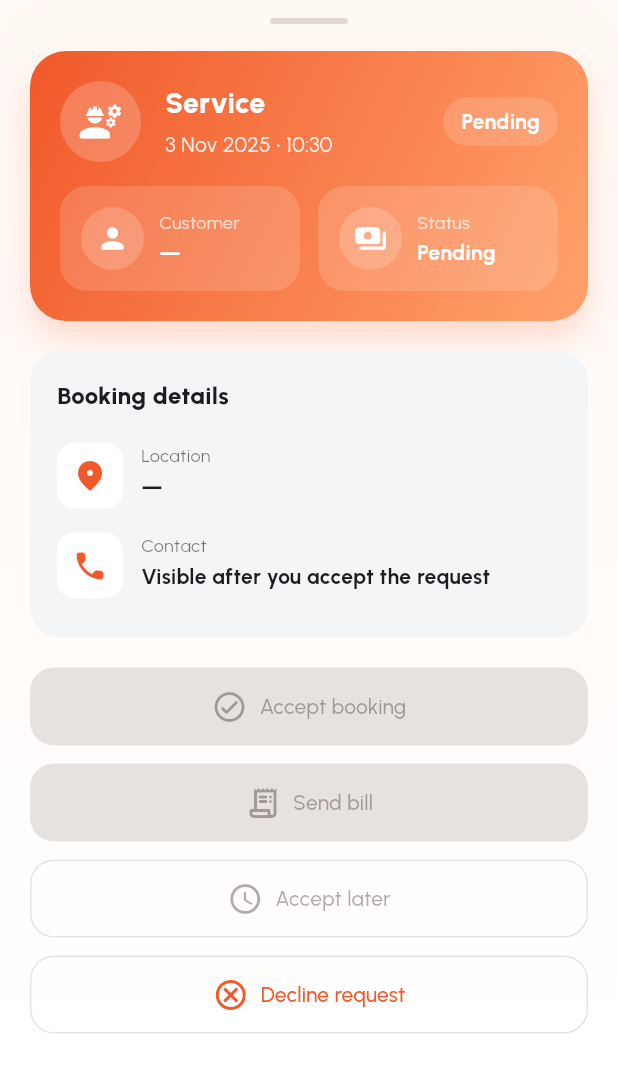
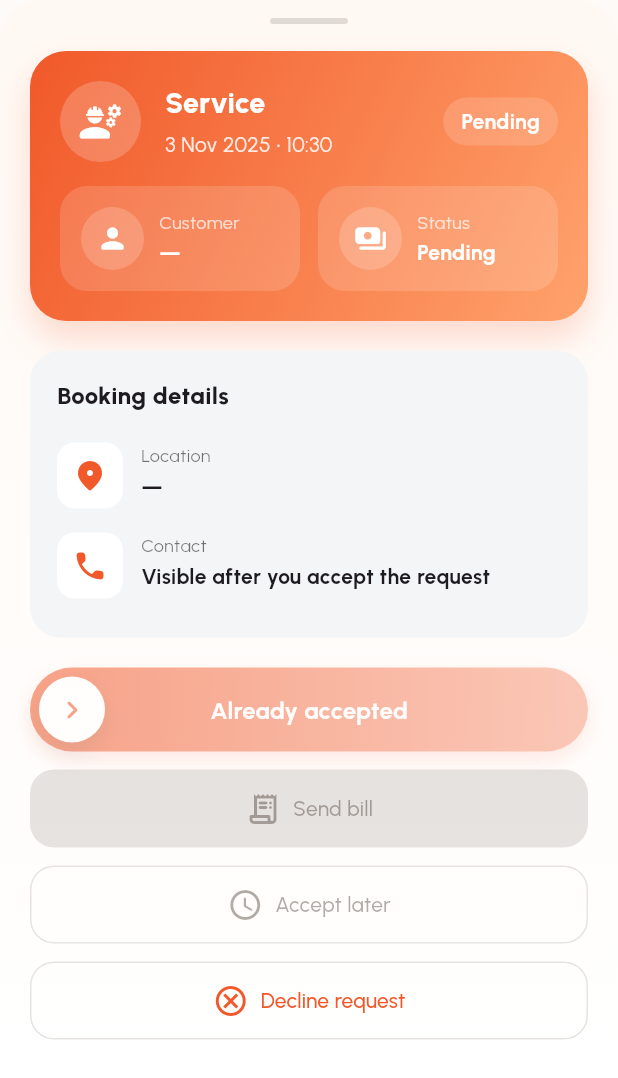
Before and after one commit to cosammalaika/Fixitzed-Fixer-App, a Flutter app: the _FixerBookingSheet widget shown alone on an empty page, opened directly with empty values, on a phone screen of 412 x 824 dp. Shown: the top 1078 px of the screen. Run offline on Flutter 3.47's test engine with Material 3 defaults, Android fonts, the phone set to English and light mode, and no system bars; our stand-ins replace connectivity_plus, file_picker, flutter_local_notifications, flutter_riverpod, google_fonts, image_picker and 2 more; accounts and stored records are empty; network calls fail.

Commit message:
important change update to app

```diff
--- a/lib/screens/bookings/booking_detail_screen.dart
+++ b/lib/screens/bookings/booking_detail_screen.dart
@@ -2,6 +2,7 @@ import 'dart:convert';
 
 import 'package:fixitzed_fixer_app/services/fixer_service.dart';
 import 'package:fixitzed_fixer_app/ui/snack.dart';
+import 'package:fixitzed_fixer_app/widgets/swipe_action_button.dart';
 import 'package:flutter/material.dart';
 import 'package:google_fonts/google_fonts.dart';
 import 'package:intl/intl.dart';
@@ -217,11 +218,11 @@ class _FixerBookingSheetState extends State<_FixerBookingSheet> {
     setState(() => _processing = value);
   }
 
-  Future<void> _acceptRequest() async {
+  Future<bool> _acceptRequest() async {
     await _setProcessing(true);
     final ok = await widget.fixerService.acceptRequest(_requestId);
     await _setProcessing(false);
-    if (!mounted) return;
+    if (!mounted) return ok;
     AppSnack.show(
       context,
       message: ok ? 'Request accepted' : 'Failed to accept request',
@@ -235,6 +236,7 @@ class _FixerBookingSheetState extends State<_FixerBookingSheet> {
       );
       Navigator.of(context).pop(true);
     }
+    return ok;
   }
 
   Future<void> _cancelRequest() async {
@@ -833,19 +835,16 @@ class _FixerBookingSheetState extends State<_FixerBookingSheet> {
     return Column(
       crossAxisAlignment: CrossAxisAlignment.stretch,
       children: [
-        ElevatedButton.icon(
-          onPressed: _processing || !canAccept ? null : _acceptRequest,
-          icon: const Icon(Icons.check_circle_outline_rounded),
-          label: Text(
-            _processing && canAccept ? 'Processing…' : 'Accept booking',
-          ),
-          style: ElevatedButton.styleFrom(
-            backgroundColor: brand,
-            foregroundColor: Colors.white,
-            padding: const EdgeInsets.symmetric(vertical: 14),
-            shape: RoundedRectangleBorder(
-              borderRadius: BorderRadius.circular(16),
-            ),
+        SizedBox(
+          height: 56,
+          child: SwipeActionButton(
+            label: canAccept
+                ? 'Swipe to accept booking'
+                : 'Already accepted',
+            loadingLabel: 'Accepting…',
+            enabled: canAccept && !_processing,
+            trackColor: brand,
+            onCompleted: _acceptRequest,
           ),
         ),
         const SizedBox(height: 12),
--- /dev/null
+++ b/lib/widgets/swipe_action_button.dart
@@ -0,0 +1,262 @@
+import 'dart:math' as math;
+
+import 'package:flutter/material.dart';
+
+/// Draggable pill that triggers [onCompleted] when fully swiped.
+class SwipeActionButton extends StatefulWidget {
+  const SwipeActionButton({
+    super.key,
+    required this.label,
+    required this.onCompleted,
+    this.loadingLabel,
+    this.height = 56,
+    this.enabled = true,
+    this.icon = Icons.chevron_right_rounded,
+    this.knobColor = Colors.white,
+    this.trackColor = const Color(0xFFF1592A),
+    this.successIcon = Icons.check_rounded,
+    this.gradient,
+  });
+
+  final String label;
+  final String? loadingLabel;
+  final Future<bool> Function() onCompleted;
+  final double height;
+  final bool enabled;
+  final IconData icon;
+  final IconData successIcon;
+  final Color knobColor;
+  final Color trackColor;
+  final Gradient? gradient;
+
+  @override
+  State<SwipeActionButton> createState() => _SwipeActionButtonState();
+}
+
+class _SwipeActionButtonState extends State<SwipeActionButton>
+    with SingleTickerProviderStateMixin {
+  late final AnimationController _resetController;
+  Animation<double>? _resetAnimation;
+  double _percent = 0;
+  bool _processing = false;
+  bool _completed = false;
+
+  @override
+  void initState() {
+    super.initState();
+    _resetController = AnimationController(
+      vsync: this,
+      duration: const Duration(milliseconds: 220),
+    );
+  }
+
+  @override
+  void didUpdateWidget(covariant SwipeActionButton oldWidget) {
+    super.didUpdateWidget(oldWidget);
+    if (!widget.enabled && oldWidget.enabled && mounted) {
+      _animateReset();
+    }
+  }
+
+  @override
+  void dispose() {
+    _resetAnimation?.removeListener(_resetTick);
+    _resetAnimation = null;
+    _resetController.dispose();
+    super.dispose();
+  }
+
+  bool get _canInteract => widget.enabled && !_processing;
+
+  Gradient _resolveGradient() {
+    if (widget.gradient != null) return widget.gradient!;
+    return LinearGradient(
+      colors: [widget.trackColor, _lighten(widget.trackColor, 0.18)],
+      begin: Alignment.centerLeft,
+      end: Alignment.centerRight,
+    );
+  }
+
+  Future<void> _handleCompletion() async {
+    setState(() {
+      _processing = true;
+      _completed = true;
+    });
+    bool ok = false;
+    try {
+      ok = await widget.onCompleted();
+    } finally {
+      if (!mounted) return;
+      setState(() {
+        _processing = false;
+      });
+    }
+    if (!mounted) return;
+    if (!ok) {
+      _completed = false;
+      _animateReset();
+    }
+  }
+
+  void _animateReset() {
+    _resetController.stop();
+    _resetAnimation?.removeListener(_resetTick);
+    _resetAnimation?.removeStatusListener(_handleStatus);
+    _resetAnimation = Tween<double>(begin: _percent, end: 0).animate(
+      CurvedAnimation(
+        parent: _resetController,
+        curve: Curves.easeOutCubic,
+      ),
+    )
+      ..addListener(_resetTick)
+      ..addStatusListener(_handleStatus);
+    _resetController
+      ..reset()
+      ..forward();
+  }
+
+  void _resetTick() {
+    if (!mounted) return;
+    setState(() {
+      _percent = _resetAnimation?.value ?? 0;
+    });
+  }
+
+  void _handleDragUpdate(DragUpdateDetails details, double maxExtent) {
+    if (!_canInteract) return;
+    final delta = details.delta.dx;
+    final absolute = (_percent * maxExtent) + delta;
+    final clamped = absolute.clamp(0, maxExtent);
+    setState(() {
+      _percent = maxExtent == 0 ? 0 : clamped / maxExtent;
+    });
+  }
+
+  void _handleDragEnd(double maxExtent) {
+    if (!_canInteract) return;
+    final threshold = maxExtent <= 0 ? 0 : 0.75;
+    if (_percent >= threshold) {
+      setState(() {
+        _percent = 1;
+      });
+      _handleCompletion();
+    } else {
+      _animateReset();
+    }
+  }
+
+  @override
+  Widget build(BuildContext context) {
+    return LayoutBuilder(
+      builder: (context, constraints) {
+        final width = constraints.maxWidth;
+        final height = widget.height;
+        final knobSize = height - 12;
+        final maxExtent = math.max(0.0, width - knobSize - 12);
+        final offset = maxExtent * _percent;
+        final labelStyle = Theme.of(context).textTheme.titleMedium?.copyWith(
+              color: Colors.white,
+              fontWeight: FontWeight.w700,
+            );
+
+        return Semantics(
+          button: true,
+          enabled: _canInteract,
+          label: widget.label,
+          child: GestureDetector(
+            behavior: HitTestBehavior.opaque,
+            onHorizontalDragUpdate: _canInteract
+                ? (details) => _handleDragUpdate(details, maxExtent)
+                : null,
+            onHorizontalDragEnd: _canInteract
+                ? (_) => _handleDragEnd(maxExtent)
+                : null,
+            child: AnimatedOpacity(
+              duration: const Duration(milliseconds: 150),
+              opacity: widget.enabled ? 1 : 0.55,
+              child: Container(
+                height: height,
+                decoration: BoxDecoration(
+                  gradient: _resolveGradient(),
+                  borderRadius: BorderRadius.circular(height),
+                  boxShadow: [
+                    BoxShadow(
+                      color: widget.trackColor.withOpacity(0.22),
+                      blurRadius: 12,
+                      offset: const Offset(0, 6),
+                    ),
+                  ],
+                ),
+                child: Stack(
+                  alignment: Alignment.center,
+                  children: [
+                    if (_processing)
+                      Row(
+                        mainAxisAlignment: MainAxisAlignment.center,
+                        children: [
+                          SizedBox(
+                            width: 18,
+                            height: 18,
+                            child: CircularProgressIndicator(
+                              valueColor: AlwaysStoppedAnimation<Color>(
+                                Colors.white,
+                              ),
+                              strokeWidth: 2.4,
+                            ),
+                          ),
+                          const SizedBox(width: 8),
+                          Text(
+                            widget.loadingLabel ?? 'Processing…',
+                            style: labelStyle,
+                          ),
+                        ],
+                      )
+                    else
+                      Text(widget.label, style: labelStyle),
+                    Positioned(
+                      left: 6 + offset,
+                      child: Container(
+                        width: knobSize,
+                        height: knobSize,
+                        decoration: BoxDecoration(
+                          color: widget.knobColor,
+                          borderRadius: BorderRadius.circular(knobSize / 2),
+                          boxShadow: [
+                            BoxShadow(
+                              color: Colors.black.withOpacity(0.12),
+                              blurRadius: 10,
+                              offset: const Offset(0, 6),
+                            ),
+                          ],
+                        ),
+                        child: Icon(
+                          _completed ? widget.successIcon : widget.icon,
+                          color: widget.trackColor,
+                        ),
+                      ),
+                    ),
+                  ],
+                ),
+              ),
+            ),
+          ),
+        );
+      },
+    );
+  }
+
+  static Color _lighten(Color color, double amount) {
+    final hsl = HSLColor.fromColor(color);
+    final lightness = (hsl.lightness + amount).clamp(0.0, 1.0);
+    return hsl.withLightness(lightness).toColor();
+  }
+
+  void _handleStatus(AnimationStatus status) {
+    if (status == AnimationStatus.completed ||
+        status == AnimationStatus.dismissed) {
+      _resetAnimation?.removeListener(_resetTick);
+      _resetAnimation?.removeStatusListener(_handleStatus);
+      _resetAnimation = null;
+    }
+  }
+}
--- a/pubspec.yaml
+++ b/pubspec.yaml
@@ -16,7 +16,7 @@ publish_to: 'none' # Remove this line if you wish to publish to pub.dev
 # https://developer.apple.com/library/archive/documentation/General/Reference/InfoPlistKeyReference/Articles/CoreFoundationKeys.html
 # In Windows, build-name is used as the major, minor, and patch parts
 # of the product and file versions while build-number is used as the build suffix.
-version: 1.0.0+9
+version: 1.0.0+10
 
 environment:
   sdk: ^3.9.0
```
Also changed, not shown: lib/screens/dashboard_screen.dart (+17 -23 lines), lib/screens/notifications/notifications_screen.dart (+70 -3 lines), lib/services/notifications_service.dart (+12 -0 lines).
